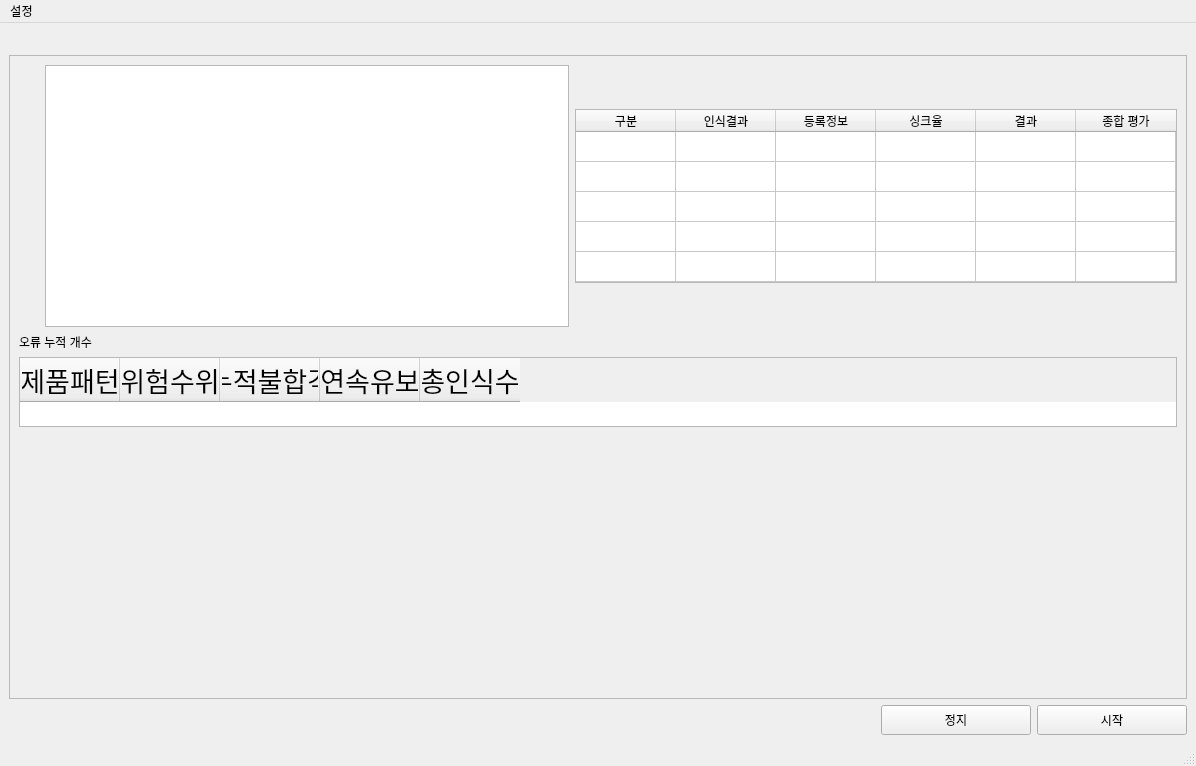
Old version of the form Ui/test5.ui in the repository skuley/SalimUI.
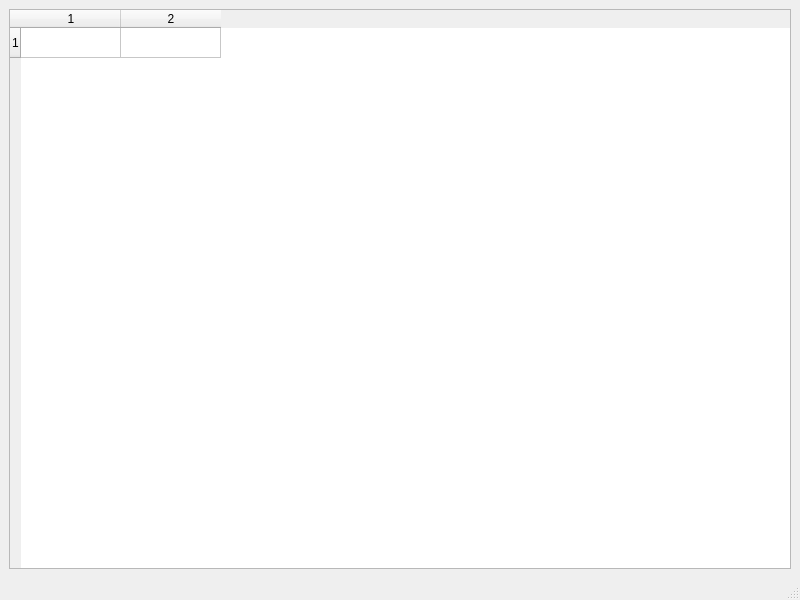
New version of the form.

The edit to the form file:
```diff
--- a/Ui/test5.ui
+++ b/Ui/test5.ui
@@ -6,340 +6,31 @@
    <rect>
     <x>0</x>
     <y>0</y>
-    <width>1196</width>
-    <height>766</height>
+    <width>800</width>
+    <height>600</height>
    </rect>
   </property>
   <property name="windowTitle">
    <string>MainWindow</string>
   </property>
   <widget class="QWidget" name="centralwidget">
-   <layout class="QGridLayout" name="gridLayout">
-    <item row="1" column="0" colspan="3">
-     <widget class="QScrollArea" name="scrollArea_2">
-      <property name="widgetResizable">
-       <bool>true</bool>
-      </property>
-      <widget class="QWidget" name="scrollAreaWidgetContents_2">
-       <property name="geometry">
-        <rect>
-         <x>0</x>
-         <y>0</y>
-         <width>1176</width>
-         <height>646</height>
-        </rect>
-       </property>
-       <layout class="QGridLayout" name="gridLayout_5">
-        <item row="0" column="0" colspan="2">
-         <layout class="QGridLayout" name="gridLayout_8">
-          <item row="0" column="2">
-           <widget class="QTableWidget" name="inspection_table">
-            <property name="sizePolicy">
-             <sizepolicy hsizetype="Expanding" vsizetype="Maximum">
-              <horstretch>0</horstretch>
-              <verstretch>0</verstretch>
-             </sizepolicy>
-            </property>
-            <property name="mouseTracking">
-             <bool>false</bool>
-            </property>
-            <property name="verticalScrollBarPolicy">
-             <enum>Qt::ScrollBarAlwaysOff</enum>
-            </property>
-            <property name="horizontalScrollBarPolicy">
-             <enum>Qt::ScrollBarAlwaysOff</enum>
-            </property>
-            <property name="sizeAdjustPolicy">
-             <enum>QAbstractScrollArea::AdjustToContents</enum>
-            </property>
-            <property name="editTriggers">
-             <set>QAbstractItemView::NoEditTriggers</set>
-            </property>
-            <property name="rowCount">
-             <number>5</number>
-            </property>
-            <attribute name="horizontalHeaderVisible">
-             <bool>true</bool>
-            </attribute>
-            <attribute name="horizontalHeaderHighlightSections">
-             <bool>false</bool>
-            </attribute>
-            <attribute name="verticalHeaderVisible">
-             <bool>false</bool>
-            </attribute>
-            <attribute name="verticalHeaderHighlightSections">
-             <bool>false</bool>
-            </attribute>
-            <row/>
-            <row/>
-            <row/>
-            <row/>
-            <row/>
-            <column>
-             <property name="text">
-              <string>구분</string>
-             </property>
-            </column>
-            <column>
-             <property name="text">
-              <string>인식결과</string>
-             </property>
-            </column>
-            <column>
-             <property name="text">
-              <string>등록정보</string>
-             </property>
-            </column>
-            <column>
-             <property name="text">
-              <string>싱크율</string>
-             </property>
-            </column>
-            <column>
-             <property name="text">
-              <string>결과</string>
-             </property>
-            </column>
-            <column>
-             <property name="text">
-              <string>종합 평가</string>
-             </property>
-            </column>
-           </widget>
-          </item>
-          <item row="0" column="0">
-           <layout class="QVBoxLayout" name="verticalLayout_4">
-            <property name="sizeConstraint">
-             <enum>QLayout::SetFixedSize</enum>
-            </property>
-            <property name="rightMargin">
-             <number>0</number>
-            </property>
-            <item>
-             <widget class="QLabel" name="label_img">
-              <property name="sizePolicy">
-               <sizepolicy hsizetype="Fixed" vsizetype="Fixed">
-                <horstretch>0</horstretch>
-                <verstretch>0</verstretch>
-               </sizepolicy>
-              </property>
-              <property name="minimumSize">
-               <size>
-                <width>20</width>
-                <height>0</height>
-               </size>
-              </property>
-              <property name="text">
-               <string/>
-              </property>
-             </widget>
-            </item>
-            <item>
-             <spacer name="verticalSpacer_3">
-              <property name="orientation">
-               <enum>Qt::Vertical</enum>
-              </property>
-              <property name="sizeType">
-               <enum>QSizePolicy::Preferred</enum>
-              </property>
-              <property name="sizeHint" stdset="0">
-               <size>
-                <width>0</width>
-                <height>0</height>
-               </size>
-              </property>
-             </spacer>
-            </item>
-           </layout>
-          </item>
-          <item row="0" column="1">
-           <widget class="QColumnView" name="columnView"/>
-          </item>
-         </layout>
-        </item>
-        <item row="1" column="0" colspan="2">
-         <layout class="QVBoxLayout" name="verticalLayout_5">
-          <property name="bottomMargin">
-           <number>0</number>
-          </property>
-          <item>
-           <widget class="QLabel" name="error_sum_label_2">
-            <property name="text">
-             <string>오류 누적 개수</string>
-            </property>
-           </widget>
-          </item>
-          <item>
-           <widget class="QTableWidget" name="error_cnt_table">
-            <property name="sizePolicy">
-             <sizepolicy hsizetype="Preferred" vsizetype="Minimum">
-              <horstretch>0</horstretch>
-              <verstretch>0</verstretch>
-             </sizepolicy>
-            </property>
-            <property name="minimumSize">
-             <size>
-              <width>0</width>
-              <height>0</height>
-             </size>
-            </property>
-            <property name="verticalScrollBarPolicy">
-             <enum>Qt::ScrollBarAlwaysOff</enum>
-            </property>
-            <property name="horizontalScrollBarPolicy">
-             <enum>Qt::ScrollBarAlwaysOff</enum>
-            </property>
-            <property name="sizeAdjustPolicy">
-             <enum>QAbstractScrollArea::AdjustToContents</enum>
-            </property>
-            <property name="editTriggers">
-             <set>QAbstractItemView::NoEditTriggers</set>
-            </property>
-            <property name="wordWrap">
-             <bool>false</bool>
-            </property>
-            <attribute name="horizontalHeaderVisible">
-             <bool>true</bool>
-            </attribute>
-            <attribute name="horizontalHeaderHighlightSections">
-             <bool>false</bool>
-            </attribute>
-            <attribute name="verticalHeaderVisible">
-             <bool>false</bool>
-            </attribute>
-            <attribute name="verticalHeaderHighlightSections">
-             <bool>false</bool>
-            </attribute>
-            <column>
-             <property name="text">
-              <string>제품패턴</string>
-             </property>
-             <property name="font">
-              <font>
-               <pointsize>20</pointsize>
-              </font>
-             </property>
-            </column>
-            <column>
-             <property name="text">
-              <string>위험수위</string>
-             </property>
-             <property name="font">
-              <font>
-               <pointsize>20</pointsize>
-              </font>
-             </property>
-            </column>
-            <column>
-             <property name="text">
-              <string>누적불합격</string>
-             </property>
-             <property name="font">
-              <font>
-               <pointsize>20</pointsize>
-              </font>
-             </property>
-            </column>
-            <column>
-             <property name="text">
-              <string>연속유보</string>
-             </property>
-             <property name="font">
-              <font>
-               <pointsize>20</pointsize>
-              </font>
-             </property>
-            </column>
-            <column>
-             <property name="text">
-              <string>총인식수</string>
-             </property>
-             <property name="font">
-              <font>
-               <pointsize>20</pointsize>
-              </font>
-             </property>
-            </column>
-           </widget>
-          </item>
-         </layout>
-        </item>
-        <item row="2" column="0" colspan="2">
-         <spacer name="verticalSpacer_4">
-          <property name="orientation">
-           <enum>Qt::Vertical</enum>
-          </property>
-          <property name="sizeHint" stdset="0">
-           <size>
-            <width>0</width>
-            <height>0</height>
-           </size>
-          </property>
-         </spacer>
-        </item>
-       </layout>
-      </widget>
-     </widget>
-    </item>
-    <item row="0" column="0" colspan="3">
-     <widget class="QLabel" name="current_date_time">
-      <property name="font">
-       <font>
-        <pointsize>11</pointsize>
-       </font>
-      </property>
-      <property name="text">
-       <string/>
-      </property>
-     </widget>
-    </item>
-    <item row="2" column="2">
-     <widget class="QPushButton" name="btn_start">
-      <property name="minimumSize">
-       <size>
-        <width>150</width>
-        <height>30</height>
-       </size>
-      </property>
-      <property name="text">
-       <string>시작</string>
-      </property>
-     </widget>
-    </item>
-    <item row="2" column="1">
-     <widget class="QPushButton" name="btn_stop">
-      <property name="sizePolicy">
-       <sizepolicy hsizetype="Fixed" vsizetype="Fixed">
-        <horstretch>0</horstretch>
-        <verstretch>0</verstretch>
-       </sizepolicy>
-      </property>
-      <property name="minimumSize">
-       <size>
-        <width>150</width>
-        <height>30</height>
-       </size>
-      </property>
-      <property name="text">
-       <string>정지</string>
-      </property>
-     </widget>
-    </item>
-    <item row="2" column="0">
-     <spacer name="horizontalSpacer">
-      <property name="orientation">
-       <enum>Qt::Horizontal</enum>
-      </property>
-      <property name="sizeType">
-       <enum>QSizePolicy::Expanding</enum>
-      </property>
-      <property name="sizeHint" stdset="0">
-       <size>
-        <width>40</width>
-        <height>20</height>
-       </size>
-      </property>
-     </spacer>
+   <layout class="QGridLayout" name="gridLayout_2">
+    <item row="0" column="0">
+     <layout class="QGridLayout" name="gridLayout">
+      <item row="0" column="0">
+       <widget class="QTableWidget" name="table">
+        <property name="rowCount">
+         <number>1</number>
+        </property>
+        <property name="columnCount">
+         <number>2</number>
+        </property>
+        <row/>
+        <column/>
+        <column/>
+       </widget>
+      </item>
+     </layout>
     </item>
    </layout>
   </widget>
@@ -348,17 +39,10 @@
     <rect>
      <x>0</x>
      <y>0</y>
-     <width>1196</width>
+     <width>800</width>
      <height>21</height>
     </rect>
    </property>
-   <widget class="QMenu" name="menu">
-    <property name="title">
-     <string>설정</string>
-    </property>
-    <addaction name="actionSettings"/>
-   </widget>
-   <addaction name="menu"/>
   </widget>
   <widget class="QStatusBar" name="statusbar"/>
   <action name="actionSettings">
```
Left out of the diff: 13 changed lines with no effect on the pictures.
